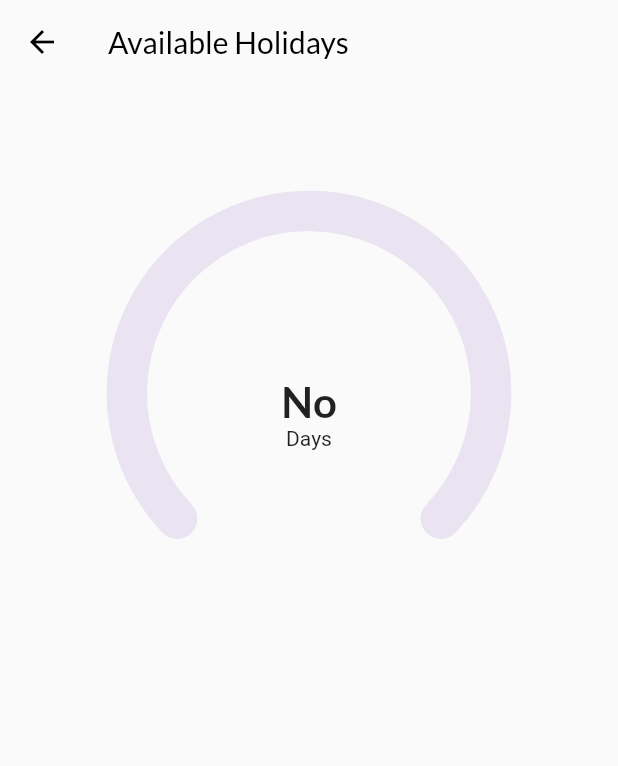
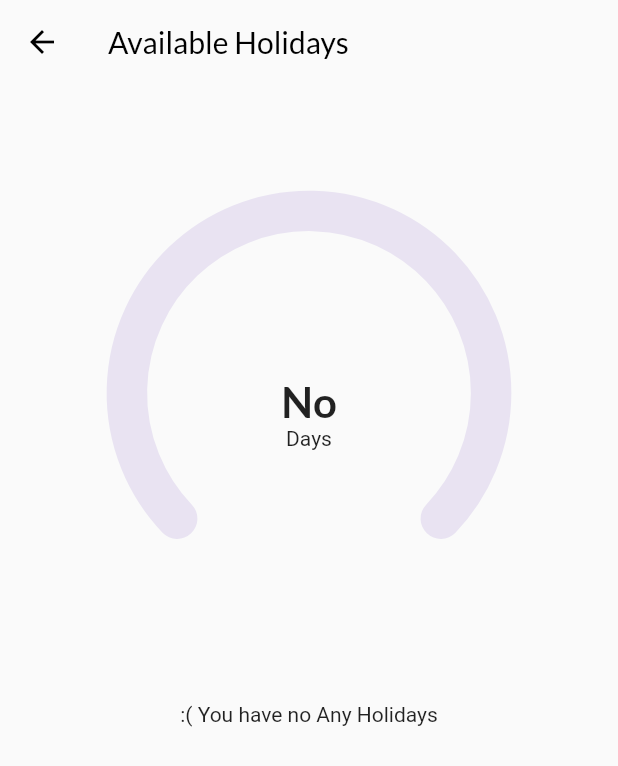
Before and after one commit to DimalJay/holiday_calculator, a Flutter app: the screen it shows after launch, after a tap on "Calculate", on a phone screen of 412 x 824 dp. Shown: the top 766 px of the screen. Run offline on Flutter 3.47's test engine with Material 2 defaults, Android fonts, the phone set to English and light mode, and no system bars; drawn by our look-alikes of syncfusion_flutter_gauges; our stand-ins replace flutter_svg, google_fonts, google_mobile_ads, syncfusion_flutter_datepicker; statements that could not run were skipped.

Commit message:
Error Handleing

```diff
--- a/lib/pages/result/result.dart
+++ b/lib/pages/result/result.dart
@@ -33,6 +33,30 @@ class ResultPage extends StatelessWidget {
           ),
           builder: (context, snapshot) {
             List<Holiday> holidays = snapshot.data ?? [];
+
+            if (snapshot.connectionState == ConnectionState.done) {
+              return _body(holidays, snapshot.hasData);
+            } else if (snapshot.connectionState == ConnectionState.waiting) {
+              return const Scaffold(
+                body: Center(child: CircularProgressIndicator()),
+              );
+            } else {
+              return Scaffold(
+                appBar: _appbar(),
+                body: const Center(child: Text("Hmm, Having Trouble")),
+              );
+            }
+          }),
+    );
+  }
+
+  AppBar _appbar() {
+    return AppBar(
+      title: const Text("Available Holidays"),
+    );
+  }
+
+  CustomScrollView _body(List<Holiday> holidays, bool hasData) {
     return CustomScrollView(
       physics: const BouncingScrollPhysics(),
       slivers: [
@@ -46,29 +70,29 @@ class ResultPage extends StatelessWidget {
               height: constraints.maxWidth,
               padding: const EdgeInsets.all(kPadding * 4),
               child: RadialProgressWidget(
-                        max: HolidayController.getDaysFromRange(dateTimeRange)
-                            .round(),
+                max: HolidayController.getDaysFromRange(dateTimeRange).round(),
                 value: holidays.length,
               ),
             );
           }),
         ),
-                if (snapshot.hasData)
+        if (hasData)
           SliverPadding(
             padding: const EdgeInsets.symmetric(vertical: kPadding / 2),
             sliver: SliverList(
               delegate: SliverChildBuilderDelegate(
                 (context, index) {
-                          return _holidayCard(context,
-                              holiday: holidays[index]);
+                  return _holidayCard(context, holiday: holidays[index]);
                 },
                 childCount: holidays.length,
               ),
             ),
-                  )
+          ),
+        if (holidays.isEmpty)
+          const SliverToBoxAdapter(
+            child: Center(child: Text(":( You have no Any Holidays")),
+          ),
       ],
-            );
-          }),
     );
   }
 
```
Lines whose indentation alone changed are shown as unchanged.
